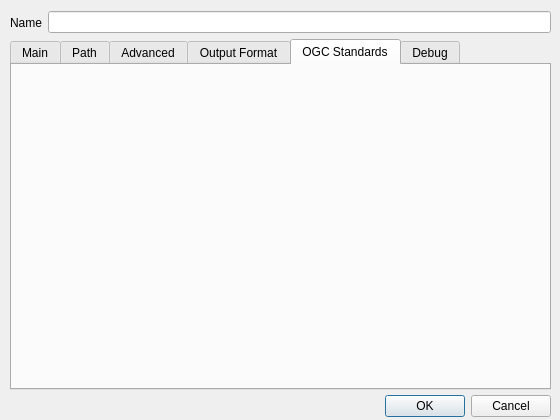
Old version of the form ui/mapSetting.ui in the repository guardeivid/MapfileEditor.
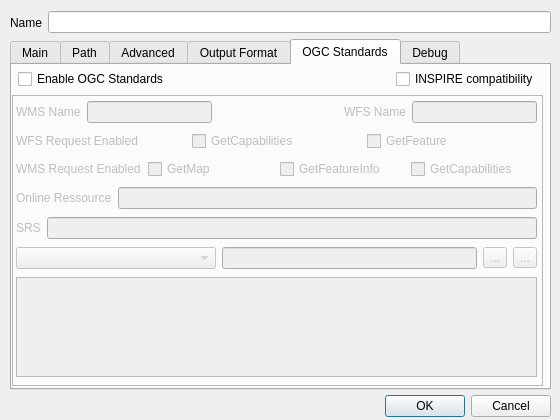
New version of the form. The open tabs and pages were chosen to show the change. Icons and pictures are not drawn. Custom widgets are drawn as their Qt base class.

The edit to the form file:
```diff
--- a/ui/mapSetting.ui
+++ b/ui/mapSetting.ui
@@ -1367,6 +1367,259 @@
     <attribute name="toolTip">
      <string>&lt;html&gt;&lt;head/&gt;&lt;body&gt;&lt;p&gt;OGC standards configuration.&lt;/p&gt;&lt;/body&gt;&lt;/html&gt;</string>
     </attribute>
+    <widget class="QFrame" name="mf_ogc_frame">
+     <property name="enabled">
+      <bool>false</bool>
+     </property>
+     <property name="geometry">
+      <rect>
+       <x>0</x>
+       <y>30</y>
+       <width>531</width>
+       <height>291</height>
+      </rect>
+     </property>
+     <property name="frameShape">
+      <enum>QFrame::StyledPanel</enum>
+     </property>
+     <property name="frameShadow">
+      <enum>QFrame::Raised</enum>
+     </property>
+     <widget class="QWidget" name="layoutWidget">
+      <property name="geometry">
+       <rect>
+        <x>4</x>
+        <y>4</y>
+        <width>521</width>
+        <height>281</height>
+       </rect>
+      </property>
+      <layout class="QVBoxLayout" name="verticalLayout_5">
+       <item>
+        <layout class="QHBoxLayout" name="horizontalLayout_34">
+         <item>
+          <widget class="QLabel" name="label_3">
+           <property name="text">
+            <string>WMS Name</string>
+           </property>
+          </widget>
+         </item>
+         <item>
+          <widget class="QLineEdit" name="lineEdit"/>
+         </item>
+         <item>
+          <spacer name="horizontalSpacer_6">
+           <property name="orientation">
+            <enum>Qt::Horizontal</enum>
+           </property>
+           <property name="sizeHint" stdset="0">
+            <size>
+             <width>40</width>
+             <height>20</height>
+            </size>
+           </property>
+          </spacer>
+         </item>
+         <item>
+          <widget class="QLabel" name="label_4">
+           <property name="text">
+            <string>WFS Name</string>
+           </property>
+          </widget>
+         </item>
+         <item>
+          <widget class="QLineEdit" name="lineEdit_2"/>
+         </item>
+        </layout>
+       </item>
+       <item>
+        <layout class="QHBoxLayout" name="horizontalLayout_33">
+         <item>
+          <widget class="QLabel" name="label_6">
+           <property name="text">
+            <string>WFS Request Enabled</string>
+           </property>
+          </widget>
+         </item>
+         <item>
+          <widget class="QCheckBox" name="checkBox_5">
+           <property name="text">
+            <string>GetCapabilities</string>
+           </property>
+          </widget>
+         </item>
+         <item>
+          <widget class="QCheckBox" name="checkBox_2">
+           <property name="text">
+            <string>GetFeature</string>
+           </property>
+          </widget>
+         </item>
+        </layout>
+       </item>
+       <item>
+        <layout class="QHBoxLayout" name="horizontalLayout_32">
+         <item>
+          <widget class="QLabel" name="label_7">
+           <property name="text">
+            <string>WMS Request Enabled</string>
+           </property>
+          </widget>
+         </item>
+         <item>
+          <widget class="QCheckBox" name="checkBox_3">
+           <property name="text">
+            <string>GetMap</string>
+           </property>
+          </widget>
+         </item>
+         <item>
+          <widget class="QCheckBox" name="checkBox_4">
+           <property name="text">
+            <string>GetFeatureInfo</string>
+           </property>
+          </widget>
+         </item>
+         <item>
+          <widget class="QCheckBox" name="checkBox_6">
+           <property name="text">
+            <string>GetCapabilities</string>
+           </property>
+          </widget>
+         </item>
+        </layout>
+       </item>
+       <item>
+        <layout class="QHBoxLayout" name="horizontalLayout_35">
+         <item>
+          <widget class="QLabel" name="label_5">
+           <property name="text">
+            <string>Online Ressource</string>
+           </property>
+          </widget>
+         </item>
+         <item>
+          <widget class="QLineEdit" name="lineEdit_3"/>
+         </item>
+        </layout>
+       </item>
+       <item>
+        <layout class="QHBoxLayout" name="horizontalLayout_36">
+         <item>
+          <widget class="QLabel" name="label_8">
+           <property name="text">
+            <string>SRS</string>
+           </property>
+          </widget>
+         </item>
+         <item>
+          <widget class="QLineEdit" name="lineEdit_4"/>
+         </item>
+        </layout>
+       </item>
+       <item>
+        <layout class="QHBoxLayout" name="horizontalLayout_37">
+         <item>
+          <widget class="QComboBox" name="comboBox">
+           <property name="minimumSize">
+            <size>
+             <width>200</width>
+             <height>0</height>
+            </size>
+           </property>
+           <property name="maximumSize">
+            <size>
+             <width>200</width>
+             <height>16777215</height>
+            </size>
+           </property>
+          </widget>
+         </item>
+         <item>
+          <widget class="QLineEdit" name="lineEdit_5"/>
+         </item>
+         <item>
+          <widget class="QToolButton" name="toolButton">
+           <property name="text">
+            <string>...</string>
+           </property>
+           <property name="icon">
+            <iconset>
+             <normaloff>../../../../../../../../../usr/share/icons/oxygen/16x16/actions/dialog-ok-apply.png</normaloff>../../../../../../../../../usr/share/icons/oxygen/16x16/actions/dialog-ok-apply.png</iconset>
+           </property>
+          </widget>
+         </item>
+         <item>
+          <widget class="QToolButton" name="toolButton_2">
+           <property name="text">
+            <string>...</string>
+           </property>
+           <property name="icon">
+            <iconset>
+             <normaloff>../../../../../../../../../usr/share/icons/oxygen/16x16/actions/dialog-cancel.png</normaloff>../../../../../../../../../usr/share/icons/oxygen/16x16/actions/dialog-cancel.png</iconset>
+           </property>
+          </widget>
+         </item>
+        </layout>
+       </item>
+       <item>
+        <widget class="QListView" name="listView">
+         <property name="minimumSize">
+          <size>
+           <width>0</width>
+           <height>50</height>
+          </size>
+         </property>
+         <property name="maximumSize">
+          <size>
+           <width>16777215</width>
+           <height>100</height>
+          </size>
+         </property>
+        </widget>
+       </item>
+      </layout>
+     </widget>
+    </widget>
+    <widget class="QWidget" name="layoutWidget">
+     <property name="geometry">
+      <rect>
+       <x>6</x>
+       <y>3</y>
+       <width>521</width>
+       <height>23</height>
+      </rect>
+     </property>
+     <layout class="QHBoxLayout" name="horizontalLayout_38">
+      <item>
+       <widget class="QCheckBox" name="mf_ogc_enable">
+        <property name="text">
+         <string>Enable OGC Standards</string>
+        </property>
+       </widget>
+      </item>
+      <item>
+       <spacer name="horizontalSpacer_5">
+        <property name="orientation">
+         <enum>Qt::Horizontal</enum>
+        </property>
+        <property name="sizeHint" stdset="0">
+         <size>
+          <width>40</width>
+          <height>20</height>
+         </size>
+        </property>
+       </spacer>
+      </item>
+      <item>
+       <widget class="QCheckBox" name="checkBox_7">
+        <property name="text">
+         <string>INSPIRE compatibility</string>
+        </property>
+       </widget>
+      </item>
+     </layout>
+    </widget>
    </widget>
    <widget class="QWidget" name="debugTabForm">
     <property name="toolTip">
```
Left out of the diff: 239 changed lines with no effect on the pictures.
